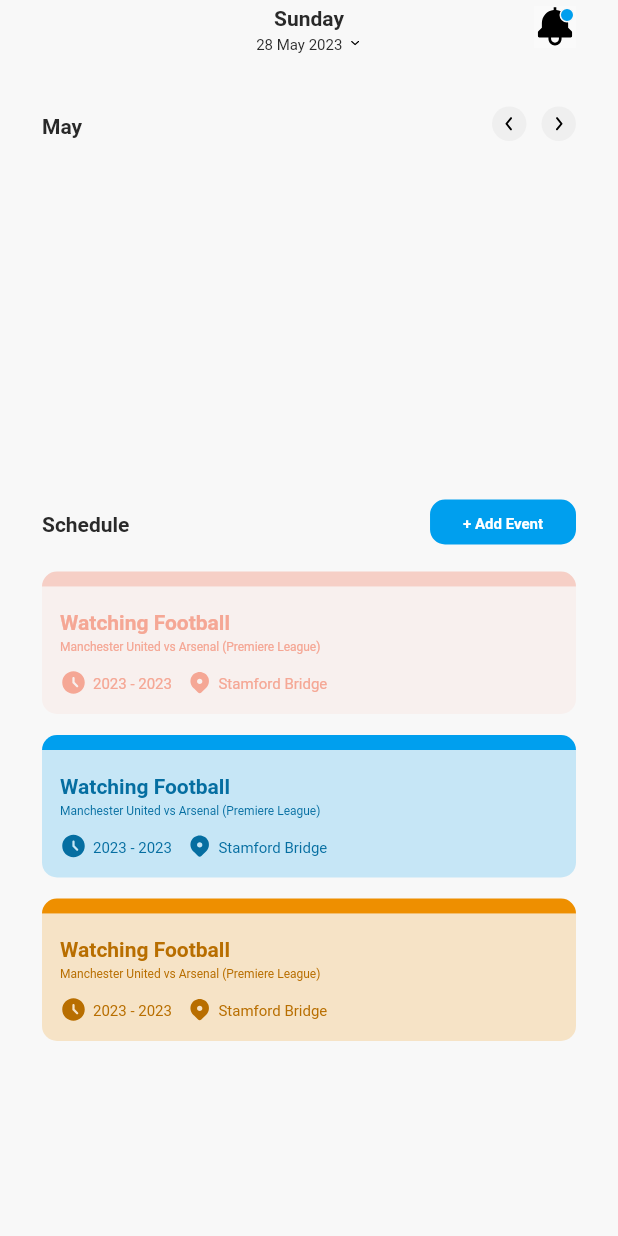
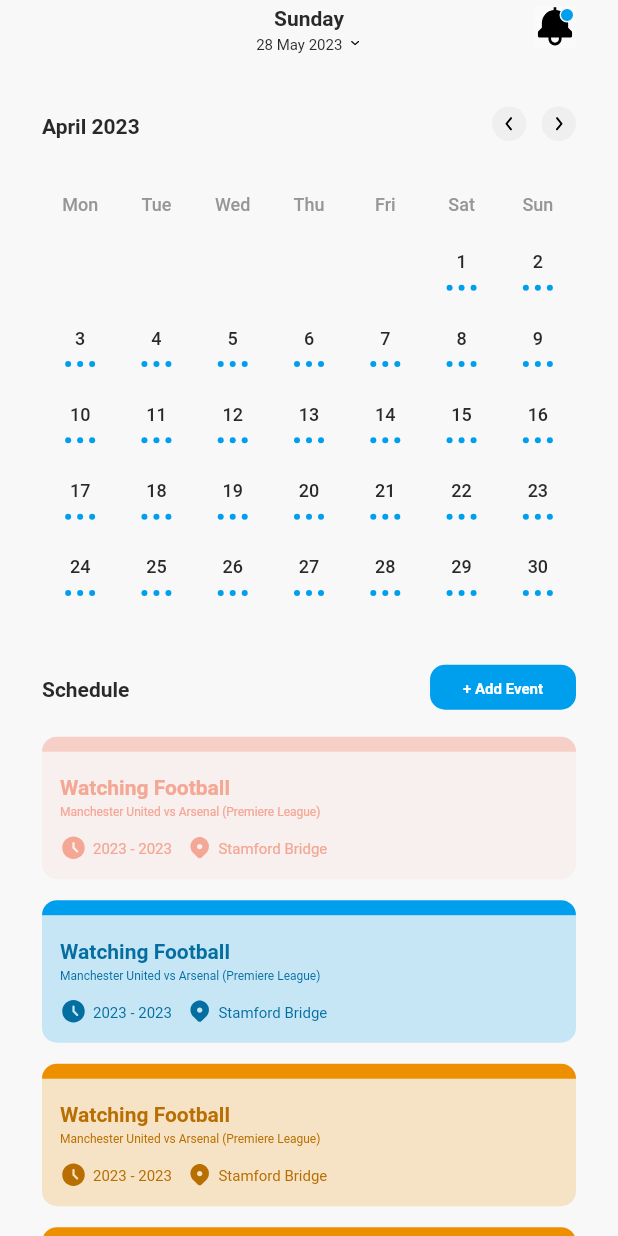
Before and after one commit to abdurakhmon97/calendar_app, a Flutter app: the screen it shows after launch, after a tap on an icon or button, on a phone screen of 412 x 824 dp. Run offline on Flutter 3.47's test engine with Material 2 defaults, Android fonts, the phone set to English and light mode, and no system bars; our stand-ins replace bloc, equatable, flutter_bloc, flutter_svg, freezed_annotation, get_it and 3 more; accounts and stored records are empty.

Commit message:
CA-4: Calendar grid view with previous and next month and select new day logic

```diff
--- a/lib/app/ui/home/home_screen.dart
+++ b/lib/app/ui/home/home_screen.dart
@@ -1,11 +1,13 @@
 import 'package:calendar_app/app/ui/home/home_screen_vm.dart';
+import 'package:calendar_app/app/ui/home/widgets/calendar/calendar_body.dart';
 import 'package:calendar_app/app/ui/home/widgets/calendar/calendar_header.dart';
-import 'package:calendar_app/app/ui/home/widgets/calendar/calendar_page_view.dart';
 import 'package:calendar_app/app/ui/home/widgets/chosen_day_header.dart';
 import 'package:calendar_app/app/ui/home/widgets/events/events_list.dart';
 import 'package:calendar_app/core/constants/assets.dart';
+import 'package:calendar_app/domain/bloc/home_bloc.dart';
 import 'package:flutter/material.dart';
 import 'package:flutter/services.dart';
+import 'package:flutter_bloc/flutter_bloc.dart';
 import 'package:flutter_svg/flutter_svg.dart';
 
 class HomeScreen extends StatefulWidget {
@@ -40,7 +42,14 @@ class _HomeScreenState extends State<HomeScreen> {
           statusBarBrightness: Brightness.light,
         ),
       ),
-      body: Padding(
+      body: BlocProvider(
+        create: (_) => HomeBloc(),
+        child: BlocConsumer<HomeBloc, HomeState>(
+          listener: (context, state) {
+            // TODO: implement listener
+          },
+          builder: (context, state) {
+            return SingleChildScrollView(
               padding: const EdgeInsets.symmetric(horizontal: 28),
               child: Column(
                 children: [
@@ -48,7 +57,7 @@ class _HomeScreenState extends State<HomeScreen> {
                     mainAxisAlignment: MainAxisAlignment.spaceBetween,
                     children: [
                       const SizedBox(width: 28),
-                ChosenDayHeader(day: DateTime.now()),
+                      ChosenDayHeader(day: vm.selectedDay),
                       Material(
                         child: InkWell(
                           onTap: () {},
@@ -59,18 +68,27 @@ class _HomeScreenState extends State<HomeScreen> {
                   ),
                   const SizedBox(height: 35),
                   CalendarHeader(
-              currentMonth: DateTime.now(),
-              onPreviousPage: () {},
-              onNextPage: () {},
+                    currentMonth: vm.focusedDay,
+                    onPreviousPage: vm.previousMonth,
+                    onNextPage: vm.nextMonth,
                   ),
-            const SizedBox(height: 19),
-            CalendarPageView(
-              pageController: vm.pageController,
-              chosenDay: vm.currentDay,
-              dateRange: vm.pageViewLength,
+                  const SizedBox(height: 16),
+                  CalendarBody(
+                    focusedMonthDays: vm.focusedMonthDays,
+                    selectedDay: vm.selectedDay,
+                    onSelectDay: (ctx, day) => vm.selectDay(
+                      context: ctx,
+                      chosenDay: day,
                     ),
+                  ),
+                  const SizedBox(height: 28),
                   EventsList(),
+                  SizedBox(
+                      height: MediaQuery.of(context).viewPadding.bottom + 16),
                 ],
+              ),
+            );
+          },
         ),
       ),
     );
--- a/lib/app/ui/home/home_screen_vm.dart
+++ b/lib/app/ui/home/home_screen_vm.dart
@@ -1,38 +1,46 @@
+import 'package:calendar_app/domain/bloc/home_bloc.dart';
 import 'package:flutter/cupertino.dart';
+import 'package:flutter_bloc/flutter_bloc.dart';
 
 class HomeScreenViewModel {
-  final duration = const Duration(milliseconds: 300);
-  final Curve curve = Curves.ease;
-  DateTime currentDay = DateTime.now();
-
-  late final int pageViewLength;
+  DateTime selectedDay = DateTime.now();
+  DateTime focusedDay = DateTime.now();
+  List<DateTime> focusedMonthDays = [];
 
   final startYear = 1950;
   final endYear = 2950;
 
-  final PageController pageController = PageController();
-
   void init() {
-    final List<int> dateRange = [];
-    for (int i = startYear; i <= endYear; i++) {
-      dateRange.add(i);
-    }
-    pageViewLength = dateRange.length * 12;
+    focusedMonthDays = getDaysOfMonth(selectedDay);
   }
 
-  void selectDay(DateTime selectedDay) {
-    currentDay = selectedDay;
+  void selectDay({
+    required BuildContext context,
+    required DateTime chosenDay,
+  }) {
+    selectedDay = chosenDay;
+    BlocProvider.of<HomeBloc>(context).add(HomeSelectDayEvent(chosenDay));
   }
 
-  void nextMonth() {
-    pageController.nextPage(
-      duration: duration,
-      curve: curve,
-    );
+  void nextMonth(BuildContext context) {
+    focusedDay = DateTime(focusedDay.year, focusedDay.month + 1, 15);
+    focusedMonthDays = getDaysOfMonth(focusedDay);
+    BlocProvider.of<HomeBloc>(context).add(HomeSelectDayEvent(focusedDay));
   }
 
-  void _pageChangeAnimation({
-    required Duration duration,
-    required Curve curve,
-  }) {}
+  void previousMonth(BuildContext context) {
+    focusedDay = DateTime(focusedDay.year, focusedDay.month - 1, 15);
+    focusedMonthDays = getDaysOfMonth(focusedDay);
+    BlocProvider.of<HomeBloc>(context).add(HomeSelectDayEvent(focusedDay));
+  }
+
+  List<DateTime> getDaysOfMonth(DateTime chosenDay) {
+    List<DateTime> days = [];
+    final start = DateTime(chosenDay.year, chosenDay.month, 1);
+    final end = DateTime(chosenDay.year, chosenDay.month + 1, 0);
+    for (int i = 0; i <= end.difference(start).inDays; i++) {
+      days.add(start.add(Duration(days: i)));
+    }
+    return days;
+  }
 }
--- /dev/null
+++ b/lib/app/ui/home/widgets/calendar/calendar_body.dart
@@ -0,0 +1,78 @@
+import 'package:calendar_app/app/ui/home/widgets/calendar/cell_builder.dart';
+import 'package:calendar_app/core/constants/typography.dart';
+import 'package:calendar_app/domain/entities/event_details_entity.dart';
+import 'package:calendar_app/utils/utils.dart';
+import 'package:flutter/material.dart';
+
+class CalendarBody extends StatelessWidget {
+  CalendarBody({
+    Key? key,
+    required this.focusedMonthDays,
+    required this.selectedDay,
+    required this.onSelectDay,
+  }) : super(key: key);
+
+  final List<DateTime> focusedMonthDays;
+  final DateTime selectedDay;
+  final Function(BuildContext, DateTime) onSelectDay;
+
+  @override
+  Widget build(BuildContext context) {
+    if (focusedMonthDays.isEmpty) {
+      return const SizedBox.shrink();
+    }
+    //this many times we should skip the grid to align the day by its weekday
+    final skipGrid = focusedMonthDays.first.weekday - 1;
+    final weekdayLength = AppUtils.weekdays.length;
+
+    final gridLength = focusedMonthDays.length + skipGrid + weekdayLength;
+
+    return GridView.builder(
+      physics: const NeverScrollableScrollPhysics(),
+      shrinkWrap: true,
+      padding: EdgeInsets.zero,
+      itemCount: gridLength,
+      gridDelegate: const SliverGridDelegateWithFixedCrossAxisCount(
+        crossAxisCount: 7,
+      ),
+      itemBuilder: (_, index) {
+        if (index < 7) {
+          return Center(
+            child: Text(
+              AppUtils.weekdays[index],
+              style: AppTypography.caption2Secondary,
+            ),
+          );
+        }
+        if ((index - weekdayLength) < skipGrid) {
+          return const SizedBox.shrink();
+        }
+        return GestureDetector(
+          behavior: HitTestBehavior.opaque,
+          onTap: () => onSelectDay(
+              context, focusedMonthDays[index - (weekdayLength + skipGrid)]),
+          child: CellBuilder(
+            day: focusedMonthDays[index - (weekdayLength + skipGrid)],
+            isChosen: AppUtils.isSameDay(
+              focusedMonthDays[index - (weekdayLength + skipGrid)],
+              selectedDay,
+            ),
+            events: [entity, entity, entity],
+          ),
+        );
+      },
+    );
+  }
+
+  EventDetailsEntity entity = EventDetailsEntity(
+    id: 1,
+    name: 'name',
+    startTime: DateTime.now(),
+    endTime: DateTime.now(),
+    location: 'location',
+    priorityColor: 1,
+    description: 'description',
+    reminder: 1,
+    date: DateTime.now(),
+  );
+}
--- a/lib/app/ui/home/widgets/calendar/calendar_header.dart
+++ b/lib/app/ui/home/widgets/calendar/calendar_header.dart
@@ -14,8 +14,8 @@ class CalendarHeader extends StatelessWidget {
   }) : super(key: key);
 
   final DateTime currentMonth;
-  final VoidCallback onPreviousPage;
-  final VoidCallback onNextPage;
+  final Function(BuildContext) onPreviousPage;
+  final Function(BuildContext) onNextPage;
 
   @override
   Widget build(BuildContext context) {
@@ -26,7 +26,7 @@ class CalendarHeader extends StatelessWidget {
           mainAxisAlignment: MainAxisAlignment.spaceBetween,
           children: [
             Text(
-              DateFormat('MMMM').format(currentMonth),
+              DateFormat('MMMM y').format(currentMonth),
               style: AppTypography.captionSemiBold,
             ),
             Row(
@@ -57,13 +57,13 @@ class _CircleArrow extends StatelessWidget {
   }) : super(key: key);
 
   final SvgPicture icon;
-  final VoidCallback onTap;
+  final Function(BuildContext) onTap;
 
   @override
   Widget build(BuildContext context) {
     return GestureDetector(
       behavior: HitTestBehavior.opaque,
-      onTap: onTap,
+      onTap: () => onTap(context),
       child: Container(
         height: 23,
         width: 23,
--- a/lib/app/ui/home/widgets/calendar/calendar_page_view.dart
+++ /dev/null
@@ -1,29 +0,0 @@
-import 'package:flutter/material.dart';
-
-const _calendarHeight = 220.0;
-
-class CalendarPageView extends StatelessWidget {
-  const CalendarPageView({
-    Key? key,
-    required this.pageController,
-    required this.chosenDay,
-    required this.dateRange,
-  }) : super(key: key);
-
-  final PageController pageController;
-  final DateTime chosenDay;
-  final int dateRange;
-
-  @override
-  Widget build(BuildContext context) {
-    return SizedBox(
-      height: _calendarHeight,
-      child: PageView.builder(
-        itemBuilder: (_, index) {
-
-        },
-        itemCount: dateRange,
-      ),
-    );
-  }
-}
--- /dev/null
+++ b/lib/app/ui/home/widgets/calendar/cell_builder.dart
@@ -0,0 +1,64 @@
+import 'dart:math' as math;
+import 'package:calendar_app/core/constants/colors.dart';
+import 'package:calendar_app/core/constants/typography.dart';
+import 'package:calendar_app/domain/entities/event_details_entity.dart';
+import 'package:flutter/material.dart';
+
+class CellBuilder extends StatelessWidget {
+  const CellBuilder({
+    Key? key,
+    required this.day,
+    required this.isChosen,
+    required this.events,
+  }) : super(key: key);
+
+  final DateTime day;
+  final bool isChosen;
+  final List<EventDetailsEntity> events;
+
+  @override
+  Widget build(BuildContext context) {
+    return Column(
+      children: [
+        Container(
+          padding: const EdgeInsets.symmetric(
+            horizontal: 5,
+            vertical: 4,
+          ),
+          alignment: Alignment.center,
+          decoration: BoxDecoration(
+            color: isChosen ? AppColors.primaryColor : AppColors.bgColor,
+            shape: BoxShape.circle,
+          ),
+          child: Text(
+            '${day.day}',
+            style: isChosen
+                ? AppTypography.caption2SemiBoldWhite
+                : AppTypography.caption2,
+          ),
+        ),
+        if (events.isNotEmpty) ...[
+          const SizedBox(height: 3),
+          Row(
+            mainAxisAlignment: MainAxisAlignment.center,
+            children: List.generate(
+              math.min(3, events.length),
+              (index) => Container(
+                height: 4,
+                width: 4,
+                margin: index == 1
+                    ? const EdgeInsets.symmetric(horizontal: 4)
+                    : EdgeInsets.zero,
+                decoration: BoxDecoration(
+                  color: AppColorUtils
+                      .priorityColorMap[events[index].priorityColor],
+                  shape: BoxShape.circle,
+                ),
+              ),
+            ),
+          ),
+        ],
+      ],
+    );
+  }
+}
--- a/lib/app/ui/home/widgets/chosen_day_header.dart
+++ b/lib/app/ui/home/widgets/chosen_day_header.dart
@@ -1,6 +1,8 @@
 import 'package:calendar_app/core/constants/assets.dart';
 import 'package:calendar_app/core/constants/typography.dart';
+import 'package:calendar_app/domain/bloc/home_bloc.dart';
 import 'package:flutter/material.dart';
+import 'package:flutter_bloc/flutter_bloc.dart';
 import 'package:flutter_svg/flutter_svg.dart';
 import 'package:intl/intl.dart';
 
@@ -9,10 +11,12 @@ class ChosenDayHeader extends StatelessWidget {
     Key? key,
     required this.day,
   }) : super(key: key);
+
   final DateTime day;
 
   @override
   Widget build(BuildContext context) {
+    context.watch<HomeBloc>();
     return GestureDetector(
       onTap: () {},
       child: Column(
--- a/lib/app/ui/home/widgets/events/events_list.dart
+++ b/lib/app/ui/home/widgets/events/events_list.dart
@@ -54,6 +54,20 @@ class EventsList extends StatelessWidget {
           onEventTap: () {},
         ),
         const SizedBox(height: 14),
+        SingleEvent(
+          eventDetailsEntity: EventDetailsEntity(
+              id: 1,
+              name: 'Watching Football ',
+              startTime: DateTime(2023),
+              endTime: DateTime(2023),
+              location: 'Stamford Bridge',
+              priorityColor: 2,
+              description: 'Manchester United vs Arsenal (Premiere League)',
+              reminder: 10,
+              date: DateTime.now()),
+          onEventTap: () {},
+        ),
+        const SizedBox(height: 14),
       ],
     );
   }
--- a/lib/core/constants/typography.dart
+++ b/lib/core/constants/typography.dart
@@ -42,6 +42,14 @@ class AppTypography {
     fontWeight: FontWeight.w500,
   );
 
+  static final TextStyle caption2SemiBold = caption2.copyWith(
+    fontWeight: FontWeight.w600,
+  );
+
+  static final TextStyle caption2SemiBoldWhite = caption2SemiBold.copyWith(
+    color: AppColors.contrastWhite,
+  );
+
   static final caption2Secondary =
       caption2.copyWith(color: AppColors.secondaryText);
 
--- /dev/null
+++ b/lib/domain/bloc/home_bloc.dart
@@ -0,0 +1,19 @@
+import 'dart:async';
+
+import 'package:bloc/bloc.dart';
+import 'package:equatable/equatable.dart';
+
+part '../event/home_event.dart';
+
+part '../state/home_state.dart';
+
+class HomeBloc extends Bloc<HomeEvent, HomeState> {
+  HomeBloc() : super(HomeInitial()) {
+    on<HomeSelectDayEvent>(_onDaySelected);
+  }
+
+  FutureOr<void> _onDaySelected(
+      HomeSelectDayEvent event, Emitter<HomeState> emit) {
+    emit(HomeSelectDayState(event.newSelectedDay));
+  }
+}
--- /dev/null
+++ b/lib/domain/event/home_event.dart
@@ -0,0 +1,14 @@
+part of '../bloc/home_bloc.dart';
+
+abstract class HomeEvent extends Equatable {
+  const HomeEvent();
+}
+
+class HomeSelectDayEvent extends HomeEvent {
+  final DateTime newSelectedDay;
+
+  const HomeSelectDayEvent(this.newSelectedDay);
+
+  @override
+  List<Object> get props => [newSelectedDay];
+}
--- /dev/null
+++ b/lib/domain/state/home_state.dart
@@ -0,0 +1,19 @@
+part of '../bloc/home_bloc.dart';
+
+abstract class HomeState extends Equatable {
+  const HomeState();
+}
+
+class HomeInitial extends HomeState {
+  @override
+  List<Object> get props => [];
+}
+
+class HomeSelectDayState extends HomeState {
+  final DateTime selectedDay;
+
+  const HomeSelectDayState(this.selectedDay);
+
+  @override
+  List<Object> get props => [selectedDay];
+}
--- a/lib/utils/utils.dart
+++ b/lib/utils/utils.dart
@@ -1,13 +1,19 @@
 class AppUtils {
   AppUtils._();
 
-  static const List<String> weekDays = [
-    "Sun",
+  static const List<String> weekdays = [
+    "Mon",
     "Tue",
     "Wed",
     "Thu",
     "Fri",
     "Sat",
-    "Mon"
+    "Sun"
   ];
+
+  static bool isSameDay(DateTime first, DateTime second) {
+    return first.year == second.year &&
+        first.month == second.month &&
+        first.day == second.day;
+  }
 }
--- a/pubspec.yaml
+++ b/pubspec.yaml
@@ -38,6 +38,7 @@ dependencies:
 
   #state management
   flutter_bloc: ^8.1.3
+  bloc: ^8.1.2
 
   #navigation
   go_router: ^7.1.1
```
Also changed, not shown: pubspec.lock. Lines whose indentation alone changed are shown as unchanged.
